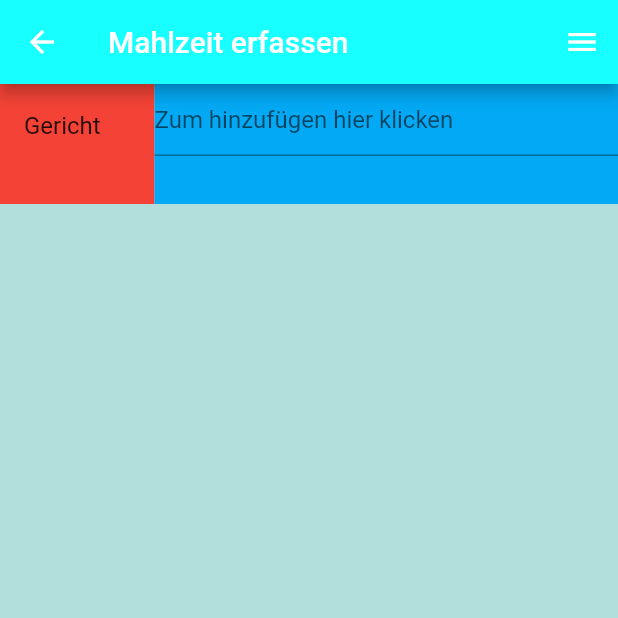
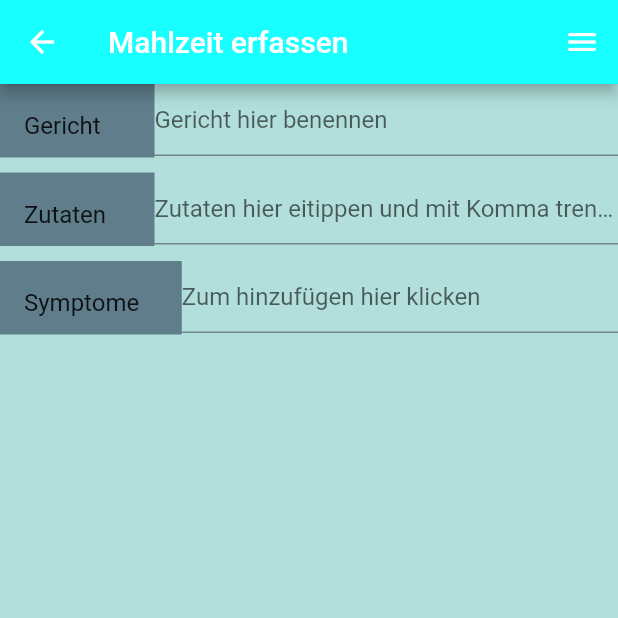
Before and after one commit to Thoughtness/Inner-Peace, a Flutter app: the screen it shows after launch, in the side drawer, after a tap on "Mahlzeit erfassen", on a phone screen of 412 x 824 dp, the top half of it. Run offline on Flutter 3.47's test engine with Material 2 defaults, Android fonts, the phone set to English and light mode, and no system bars.

Commit message:
making Gui for each Page individually

```diff
--- a/lib/guiPresets.dart
+++ b/lib/guiPresets.dart
@@ -1,36 +1,103 @@
 import 'package:flutter/material.dart';
 
-class guiPresets extends StatelessWidget {
-  String text = "";
+class guiMahlzeitErfassen extends StatelessWidget {
+  String titel = "";
+  String zutaten = "";
+  String symptome = "";
 
-  guiPresets(String text){
-    this.text = text;
+  guiMahlzeitErfassen(String titel, String zutaten, String symptome) {
+    this.titel = titel;
+    this.zutaten = zutaten;
+    this.symptome = symptome;
   }
 
   @override
   Widget build(BuildContext context) {
     return Container(
-      child: Column(
-          children: <Widget>[
+      child: Column(children: <Widget>[
         Flexible(
           child: Row(
             children: <Widget>[
               Flexible(
                 flex: 2,
                 child: Container(
-                      width: 10000, //gross machen das die Breite genug gross ist damit flex greift
-                      height: 80,
-                      color: Colors.red,
-                      child: insertTitle(text: text)
-                    ),
+                    width:
+                        10000, //gross machen das die Breite genug gross ist damit flex greift
+                    height: 49,
+                    color: Colors.blueGrey,
+                    child: insertTitle(text: titel)),
               ),
               Flexible(
                 flex: 6,
                 child: Container(
-                      height: 80,
-                      color: Colors.lightBlue,
+                  height: 49,
                   child: TextField(
-                        decoration: InputDecoration(hintText: 'Zum hinzufügen hier klicken'),
+                    decoration: InputDecoration(
+                        hintText: 'Gericht hier benennen'),
+                  ),
+                ),
+              ),
+            ],
+          ),
+        ),
+        Row( //dient nur dazu einen Abstand zwischen die Rows zu kriegen
+          children: <Widget>[
+            Container(
+              height: 10,
+            ),
+            ]
+          ),
+        Flexible(
+          child: Row(
+            children: <Widget>[
+              Flexible(
+                flex: 2,
+                child: Container(
+                    width:
+                    10000, //gross machen das die Breite genug gross ist damit flex greift
+                    height: 49,
+                    color: Colors.blueGrey,
+                    child: insertTitle(text: zutaten)),
+              ),
+              Flexible(
+                flex: 6,
+                child: Container(
+                  height: 49,
+                  child: TextField(
+                    decoration: InputDecoration(
+                        hintText: 'Zutaten hier eitippen und mit Komma trennen'),
+                  ),
+                ),
+              ),
+            ],
+          ),
+        ),
+        Row( //dient nur dazu einen Abstand zwischen die Rows zu kriegen
+            children: <Widget>[
+              Container(
+                height: 10,
+              ),
+            ]
+        ),
+        Flexible(
+          child: Row(
+            children: <Widget>[
+              Flexible(
+                flex: 5,
+                child: Container(
+                    width:
+                    10000, //gross machen das die Breite genug gross ist damit flex greift
+                    height: 49,
+                    color: Colors.blueGrey,
+                    child: insertTitle(text: symptome)),
+              ),
+              Flexible(
+                flex: 12,
+                child: Container(
+                  height: 49,
+                  child: TextField(
+                    decoration: InputDecoration(
+                        hintText: 'Zum hinzufügen hier klicken'),
                   ),
                 ),
               ),
@@ -40,6 +107,7 @@ class guiPresets extends StatelessWidget {
       ]),
     );
   }
+
   Widget insertTitle({
     required String text,
   }) {
--- a/lib/mahlzeitErfassen.dart
+++ b/lib/mahlzeitErfassen.dart
@@ -11,6 +11,6 @@ class mahlzeitErfassen extends StatelessWidget {
         title: Text('Mahlzeit erfassen'),
         backgroundColor: Colors.cyanAccent,
       ),
-      body: guiPresets("Gericht"),
+      body: guiMahlzeitErfassen("Gericht", "Zutaten", "Symptome"),
   );
 }
```
Lines whose indentation alone changed are shown as unchanged.
